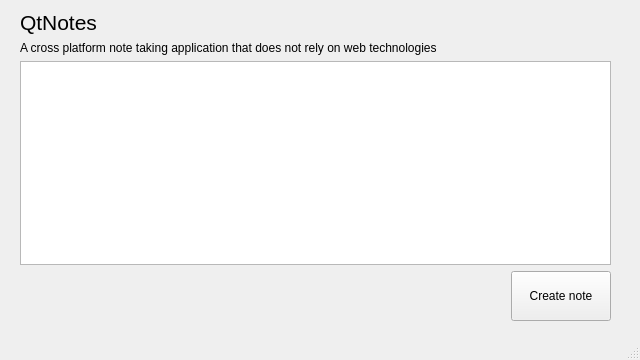
The window that mainwindow.ui (DoodlesEpic/dNotes) describes before a commit, drawn with Qt 5.
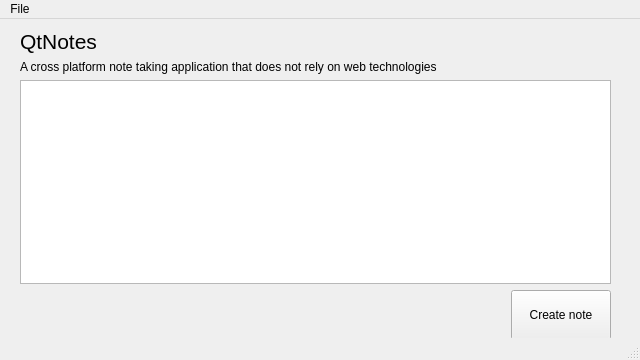
The same window after the commit.

Commit message: Implement file clear and exit menu

The edit to the form file:
```diff
--- a/mainwindow.ui
+++ b/mainwindow.ui
@@ -92,6 +92,14 @@
      <height>21</height>
     </rect>
    </property>
+   <widget class="QMenu" name="menuFile">
+    <property name="title">
+     <string>File</string>
+    </property>
+    <addaction name="actionClear"/>
+    <addaction name="actionExit"/>
+   </widget>
+   <addaction name="menuFile"/>
   </widget>
   <widget class="QStatusBar" name="statusbar"/>
  </widget>
```
Left out of the diff: 10 changed lines with no effect on the pictures. The commit also changes 2 other files.
